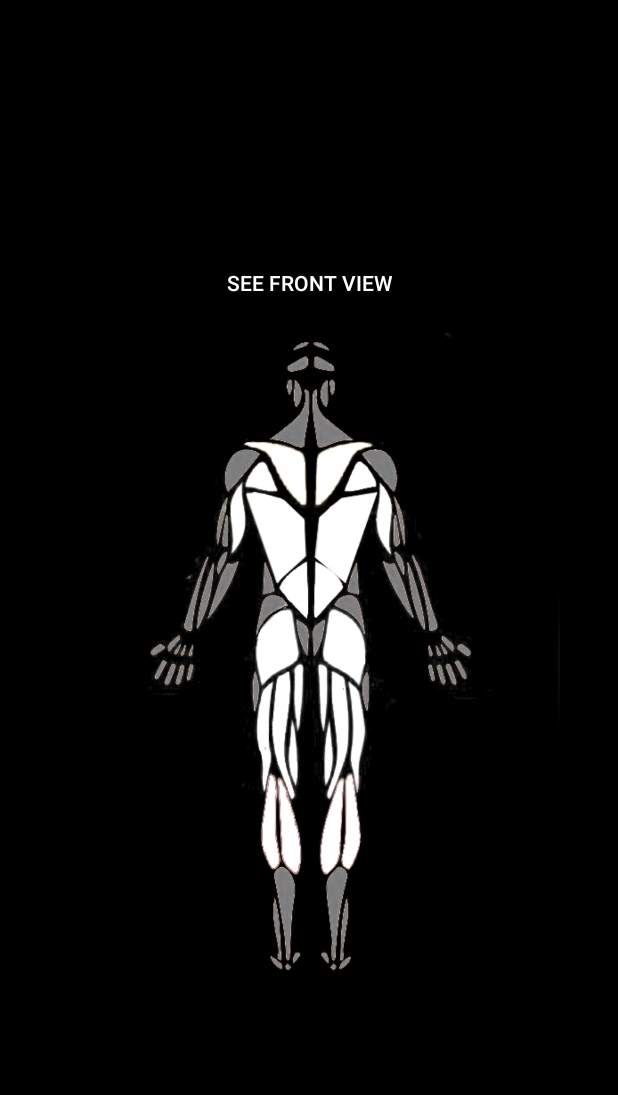
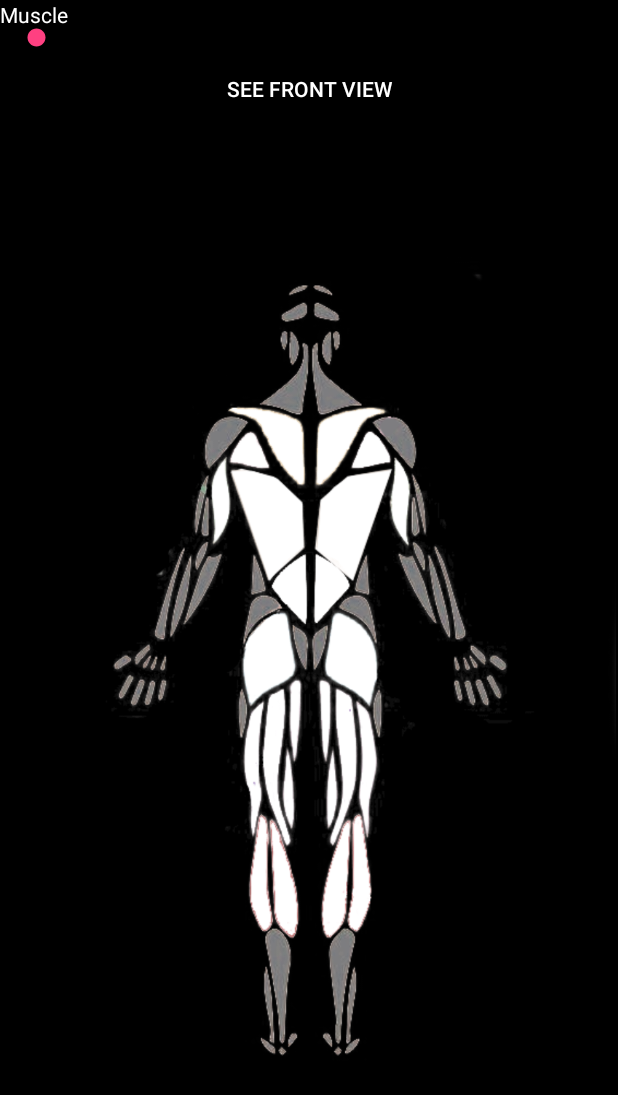
Before and after one commit to kangwill/MuscleBoy, an Android app: the Body screen opened directly, with no data from a screen before it, after a tap on "SEE BACK VIEW", on a phone screen of 412 x 824 dp. Shown: the top 1095 px of the screen. Run offline under Robolectric (Android 15) with nearby library versions, the phone set to English and light mode, and no system bars.

Commit message:
made visually appealing changes

```diff
--- a/app/src/main/java/com/example/willipai/muscleboy/Body.java
+++ b/app/src/main/java/com/example/willipai/muscleboy/Body.java
@@ -24,15 +24,7 @@ public class Body extends Activity{
 
     private static SeekBar seek_bar;
     private static TextView text_view;
-    private static ImageView deltoid;
-    private static ImageView chest;
-    private static ImageView bicep;
-    private static ImageView oblique;
-    private static ImageView abs;
-    private static ImageView forearm;
-    private static ImageView quad;
-    private static ImageView tib;
-    private static int num1, num2;
+
 
     public Button backView;
 
@@ -50,15 +42,6 @@ public class Body extends Activity{
     }
 
     public void magicLamp(){
-        deltoid = (ImageView) findViewById(right_deltoid);
-        chest = (ImageView) findViewById(chest1);
-        bicep = (ImageView) findViewById(right_bicep);
-        oblique = (ImageView) findViewById(right_oblique);
-        abs = (ImageView) findViewById(abs1);
-        forearm = (ImageView) findViewById(right_forearm);
-        quad = (ImageView) findViewById(right_quad);
-        tib = (ImageView) findViewById(tibs);
-
         text_view = (TextView)findViewById(R.id.textView7);
         text_view.setText("Muscle");
         seek_bar = (SeekBar)findViewById(R.id.seekBar);
--- a/app/src/main/res/layout/activity_back_body.xml
+++ b/app/src/main/res/layout/activity_back_body.xml
@@ -7,14 +7,59 @@
     android:background="@android:color/black"
     tools:context="com.example.willipai.muscleboy.BackBody">
 
+    <TextView
+        android:id="@+id/textView4"
+        android:layout_width="wrap_content"
+        android:layout_height="wrap_content"
+        android:text="TextView"
+        android:textColor="@android:color/background_light"
+        tools:layout_editor_absoluteY="34dp"
+        tools:layout_editor_absoluteX="25dp" />
+
+    <Button
+        android:id="@+id/button4"
+        style="@style/Widget.AppCompat.Button.Borderless"
+        android:layout_width="0dp"
+        android:layout_height="50dp"
+        android:layout_marginTop="0dp"
+        android:text="See Front View"
+        android:textColor="@android:color/background_light"
+        app:layout_constraintHorizontal_bias="0.0"
+        app:layout_constraintLeft_toLeftOf="parent"
+        app:layout_constraintRight_toRightOf="parent"
+        app:layout_constraintTop_toBottomOf="@+id/seekBar2" />
+
+    <SeekBar
+        android:id="@+id/seekBar2"
+
+        android:layout_width="0dp"
+        android:layout_height="wrap_content"
+        android:layout_marginLeft="8dp"
+        android:layout_marginRight="8dp"
+        app:layout_constraintLeft_toLeftOf="parent"
+        app:layout_constraintRight_toRightOf="parent"
+        app:layout_constraintTop_toTopOf="parent"
+        android:layout_marginTop="16dp"
+        android:layout_marginStart="8dp"
+        android:layout_marginEnd="8dp"
+        tools:layout_constraintRight_creator="1"
+        tools:layout_constraintLeft_creator="1" />
+
     <FrameLayout
         android:id="@+id/frame2"
-        android:layout_width="344dp"
-        android:layout_height="495dp"
+        android:layout_width="0dp"
+        android:layout_height="0dp"
         app:layout_constraintBottom_toBottomOf="parent"
         app:layout_constraintLeft_toLeftOf="parent"
         app:layout_constraintRight_toRightOf="parent"
-        app:layout_constraintTop_toTopOf="parent">
+        app:layout_constraintTop_toTopOf="parent"
+        tools:layout_constraintTop_creator="1"
+        tools:layout_constraintRight_creator="1"
+        tools:layout_constraintBottom_creator="1"
+        android:layout_marginTop="16dp"
+        tools:layout_constraintLeft_creator="1"
+        android:layout_marginBottom="8dp"
+        android:layout_marginRight="1dp">
 
         <ImageView
             android:id="@+id/back"
@@ -43,14 +88,6 @@
             android:layout_height="wrap_content"
             android:alpha="0"
             android:src="@drawable/lower_back" />
-
-        <Button
-            android:id="@+id/button4"
-            style="@style/Widget.AppCompat.Button.Borderless"
-            android:layout_width="match_parent"
-            android:layout_height="wrap_content"
-            android:text="see Front View"
-            android:textColor="@android:color/background_light" />
 
         <ImageView
             android:id="@+id/middleback"
@@ -82,8 +119,8 @@
 
         <ImageView
             android:id="@+id/upperback"
-            android:layout_width="wrap_content"
-            android:layout_height="wrap_content"
+            android:layout_width="0dp"
+            android:layout_height="50dp"
             android:alpha="0"
             app:srcCompat="@drawable/upper_back" />
 
```
Also changed, not shown: app/src/main/java/com/example/willipai/muscleboy/BackBody.java (+94 -0 lines), app/src/main/res/layout/activity_body.xml (+26 -20 lines).
